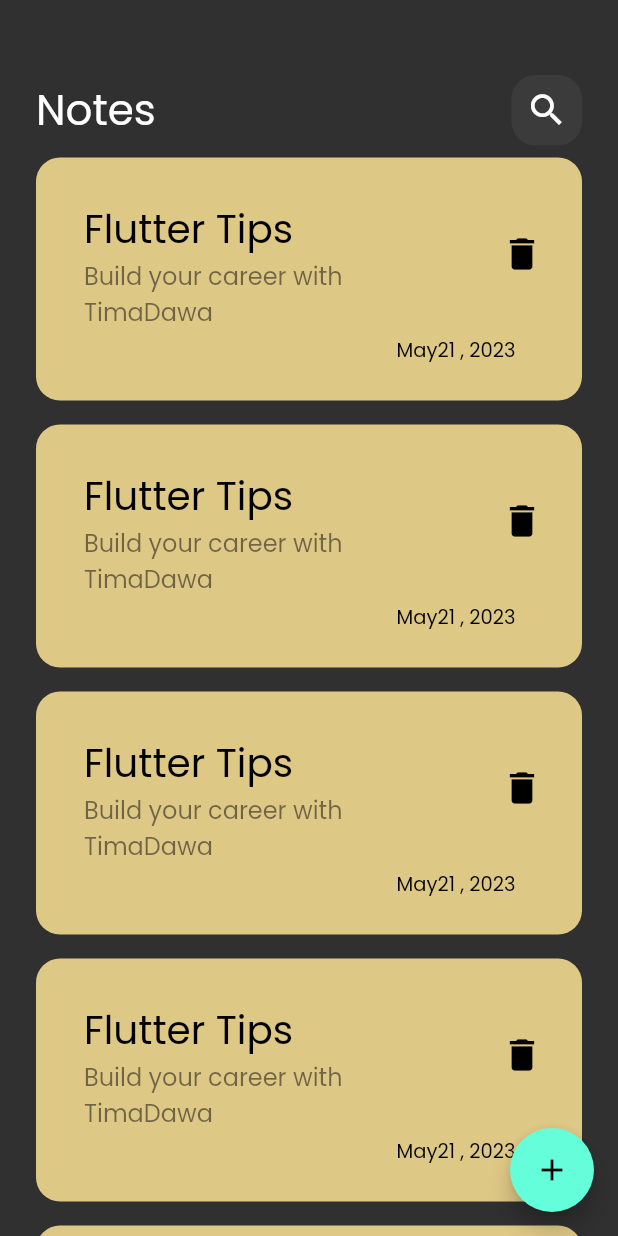
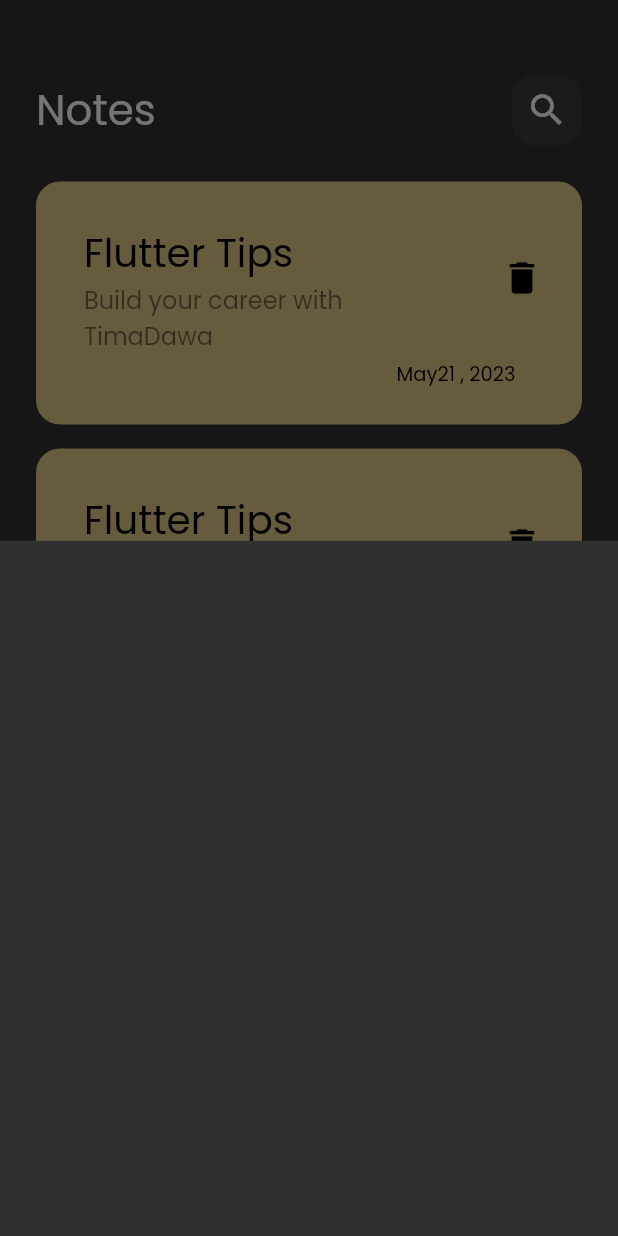
Before and after one commit to timadawwa/notes_app, a Flutter app: the screen it shows after launch, after a tap on the "add" icon, on a phone screen of 412 x 824 dp. Run offline on Flutter 3.47's test engine with Material 2 defaults, Android fonts, the phone set to English and light mode, and no system bars.

Commit message:
show model botoom sheet

```diff
--- /dev/null
+++ b/lib/views/Widgets/add_note_bottom_sheet.dart
@@ -0,0 +1,10 @@
+import 'package:flutter/material.dart';
+
+class AddNoteBottomSheet extends StatelessWidget {
+  const AddNoteBottomSheet({super.key});
+
+  @override
+  Widget build(BuildContext context) {
+    return Container();
+  }
+}
--- a/lib/views/Widgets/notes_list_view.dart
+++ b/lib/views/Widgets/notes_list_view.dart
@@ -1,4 +1,3 @@
-
 import 'package:flutter/material.dart';
 import 'package:notesapp/views/Widgets/custom_note_item.dart';
 
@@ -7,11 +6,16 @@ class NotesListView extends StatelessWidget {
 
   @override
   Widget build(BuildContext context) {
-    return ListView.builder(itemBuilder: (context, index) {
-      return const Padding(
-        padding: EdgeInsets.symmetric(vertical: 8),
-        child: NoteItem(),
-      );
-    });
+    return Padding(
+      padding: const EdgeInsets.symmetric(vertical: 16),
+      child: ListView.builder(
+          padding: EdgeInsets.zero,
+          itemBuilder: (context, index) {
+            return const Padding(
+              padding: EdgeInsets.symmetric(vertical: 8),
+              child: NoteItem(),
+            );
+          }),
+    );
   }
 }
--- a/lib/views/notes_view.dart
+++ b/lib/views/notes_view.dart
@@ -1,4 +1,5 @@
 import 'package:flutter/material.dart';
+import 'package:notesapp/views/Widgets/add_note_bottom_sheet.dart';
 import 'package:notesapp/views/Widgets/notesviewbody.dart';
 
 class NotesView extends StatelessWidget {
@@ -8,7 +9,13 @@ class NotesView extends StatelessWidget {
   Widget build(BuildContext context) {
     return Scaffold(
       floatingActionButton: FloatingActionButton(
-        onPressed: () {},
+        onPressed: () {
+          showModalBottomSheet(
+              context: context,
+              builder: (context) {
+                return AddNoteBottomSheet();
+              });
+        },
         child: Icon(Icons.add),
       ),
       body: const NotesViewBody(),
```
